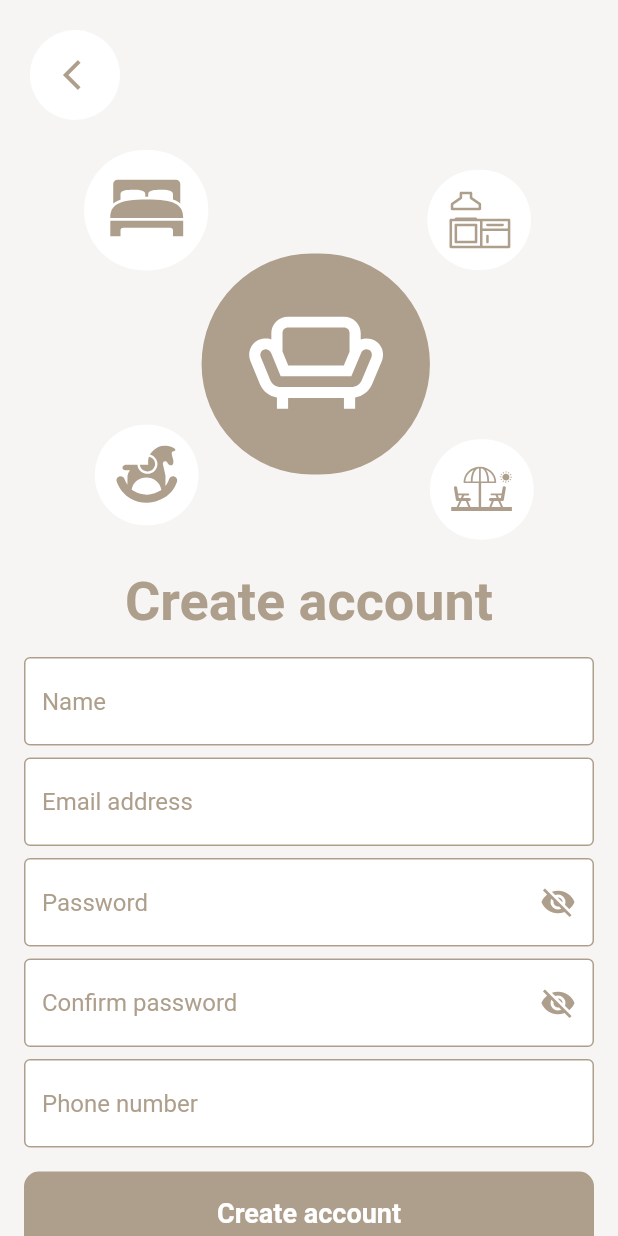
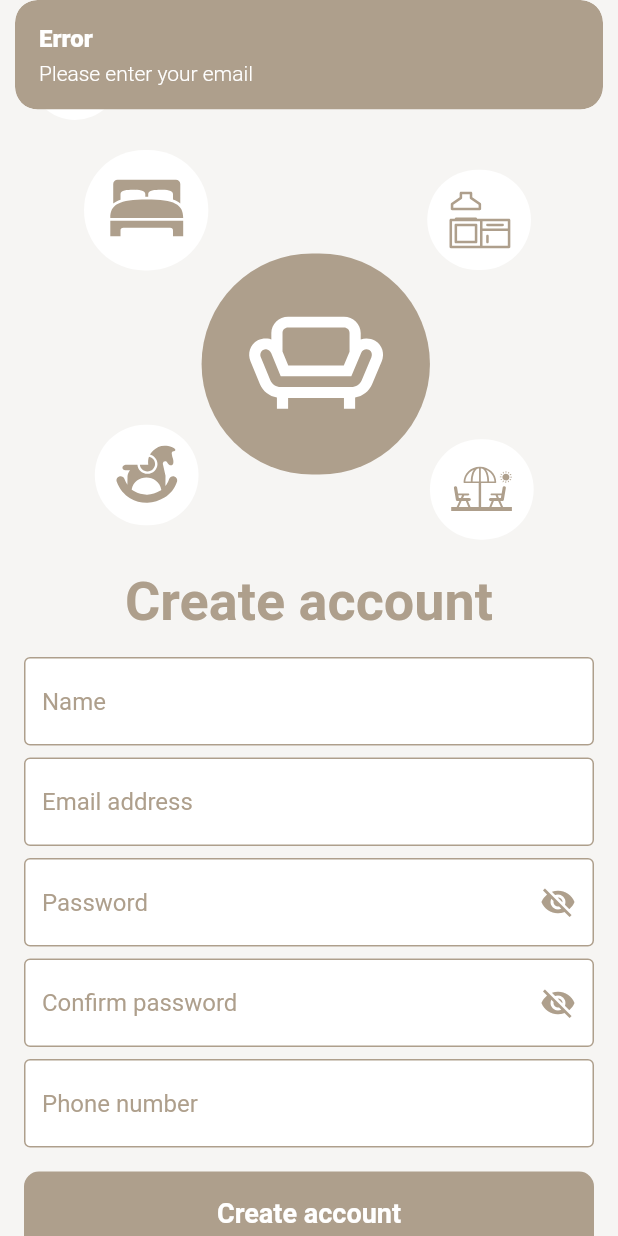
Before and after one commit to RakanW10/Furniture-Donation-App, a Flutter app: the SignUpPage screen opened by its route, after a tap on "Create account", on a phone screen of 412 x 824 dp. Run offline on Flutter 3.47's test engine with Material 2 defaults, Android fonts, the phone set to English and light mode, and no system bars; our stand-ins replace cloud_firestore, firebase_auth, firebase_core, flutter_svg, get, get_storage; accounts and stored records are empty.

Commit message:
Finished: Auth

```diff
--- /dev/null
+++ b/lib/API/Auth.dart
@@ -0,0 +1,47 @@
+import 'package:firebase_auth/firebase_auth.dart';
+
+class Auth {
+  static final FirebaseAuth _auth = FirebaseAuth.instance;
+
+  static Future<UserCredential> signUp({
+    required String emailAddress,
+    required String password,
+  }) async {
+    try {
+      final credential = await _auth.createUserWithEmailAndPassword(
+        email: emailAddress,
+        password: password,
+      );
+      return credential;
+    } catch (e) {
+      rethrow;
+    }
+  }
+
+  static Future<UserCredential> signIn({
+    required String emailAddress,
+    required String password,
+  }) async {
+    try {
+      final credential = await _auth.signInWithEmailAndPassword(
+        email: emailAddress,
+        password: password,
+      );
+      return credential;
+    } catch (e) {
+      rethrow;
+    }
+  }
+
+  // static Future<UserCredential> signInWithGoogle({
+  //   required String emailAddress,
+  //   required String password,
+  // }) async {
+  //   try {
+  //     final credential = await _auth.signInWithProvider(GoogleAuthProvider());
+  //     return credential;
+  //   } catch (e) {
+  //     rethrow;
+  //   }
+  // }
+}
--- a/lib/Controller/sign_up_controller.dart
+++ b/lib/Controller/sign_up_controller.dart
@@ -1,16 +1,95 @@
+import 'package:firebase_auth/firebase_auth.dart';
 import 'package:flutter/material.dart';
+import 'package:furniture_donation/API/auth.dart';
+import 'package:furniture_donation/API/database.dart';
+import 'package:furniture_donation/Model/app_user.dart';
+import 'package:furniture_donation/style.dart';
 import 'package:get/get.dart';
+import 'package:get_storage/get_storage.dart';
 
 class SignUpController extends GetxController {
   final isPasswordNotVisible = true.obs;
+  final isConfirmPasswordNotVisible = true.obs;
   late TextEditingController emailController;
   late TextEditingController passwordController;
   late TextEditingController confirmPasswordController;
   late TextEditingController nameController;
   late TextEditingController phoneNumberController;
+  late AppUser user;
 
   void changePasswordVisibility() {
     isPasswordNotVisible.value = !isPasswordNotVisible.value;
+  }
+
+  void changeConfirmPasswordVisibility() {
+    isConfirmPasswordNotVisible.value = !isConfirmPasswordNotVisible.value;
+  }
+
+  void signUp() async {
+    if (emailController.text.isEmpty) {
+      Get.snackbar(
+        "Error",
+        "Please enter your email",
+        colorText: Colors.white,
+        backgroundColor: AppColors.primary,
+      );
+    } else if (passwordController.text.isEmpty) {
+      Get.snackbar(
+        "Error",
+        "Please enter your password",
+        colorText: Colors.white,
+        backgroundColor: AppColors.primary,
+      );
+    } else if (confirmPasswordController.text.isEmpty) {
+      Get.snackbar(
+        "Error",
+        "Please enter your confirm password",
+        colorText: Colors.white,
+        backgroundColor: AppColors.primary,
+      );
+    } else if (nameController.text.isEmpty) {
+      Get.snackbar(
+        "Error",
+        "Please enter your name",
+        colorText: Colors.white,
+        backgroundColor: AppColors.primary,
+      );
+    } else if (phoneNumberController.text.isEmpty) {
+      Get.snackbar(
+        "Error",
+        "Please enter your phone number",
+        colorText: Colors.white,
+        backgroundColor: AppColors.primary,
+      );
+    } else if (passwordController.text != confirmPasswordController.text) {
+      Get.snackbar(
+        "Error",
+        "Password and confirm password does not match",
+        colorText: Colors.white,
+        backgroundColor: AppColors.primary,
+      );
+    } else {
+      try {
+        UserCredential userCredential = await Auth.signUp(
+          emailAddress: emailController.text,
+          password: passwordController.text,
+        );
+        user = AppUser(
+          uid: userCredential.user!.uid,
+          name: nameController.text,
+          emailAddress: emailController.text,
+          phoneNumber: phoneNumberController.text,
+        );
+        // Save user to local storage
+        GetStorage().write("user", user.toJson());
+        // Save user to firestore
+        DatabaseService.addUser(user: user);
+
+        Get.snackbar("Success", "Sign up successfully");
+      } on FirebaseAuthException catch (e) {
+        Get.snackbar("Error", e.message!);
+      }
+    }
   }
 
   @override
--- /dev/null
+++ b/lib/Model/app_user.dart
@@ -0,0 +1,32 @@
+class AppUser {
+  final String uid;
+  final String emailAddress;
+  final String name;
+  final String phoneNumber;
+
+  AppUser({
+    required this.uid,
+    required this.emailAddress,
+    required this.name,
+    required this.phoneNumber,
+
+  });
+
+  factory AppUser.fromJson(Map<String, dynamic> json) {
+    return AppUser(
+      uid: json['uid'],
+      emailAddress: json['emailAddress'],
+      name: json['name'],
+      phoneNumber: json['phoneNumber'],
+    );
+  }
+
+  toJson() {
+    return {
+      'uid': uid,
+      'emailAddress': emailAddress,
+      'name': name,
+      'phoneNumber': phoneNumber,
+    };
+  }
+}
--- a/lib/View/AuthPages/sign_up_page.dart
+++ b/lib/View/AuthPages/sign_up_page.dart
@@ -75,8 +75,9 @@ class SignUpPage extends GetView<SignUpController> {
                     controller: controller.confirmPasswordController,
                     hintText: "Confirm password",
                     isPassword: true,
-                    isPasswordNotVisible: controller.isPasswordNotVisible.value,
-                    onIconPressed: controller.changePasswordVisibility,
+                    isPasswordNotVisible:
+                        controller.isConfirmPasswordNotVisible.value,
+                    onIconPressed: controller.changeConfirmPasswordVisibility,
                   ),
                 ),
                 const SizedBox(height: 8),
@@ -87,9 +88,7 @@ class SignUpPage extends GetView<SignUpController> {
                 const SizedBox(height: 16),
                 MainBTN(
                   title: "Create account",
-                  onPressed: () {
-                    //TODO: Sign in
-                  },
+                  onPressed: controller.signUp,
                   isFilled: true,
                 ),
               ],
--- a/lib/View/Components/main_text_field.dart
+++ b/lib/View/Components/main_text_field.dart
@@ -19,6 +19,7 @@ class MainTextField extends StatelessWidget {
   @override
   Widget build(BuildContext context) {
     return TextField(
+      controller: controller,
       cursorColor: AppColors.primary,
       decoration: InputDecoration(
         hintText: hintText,
--- a/pubspec.yaml
+++ b/pubspec.yaml
@@ -16,6 +16,8 @@ dependencies:
   get_storage: ^2.1.1
   flutter_svg: ^2.0.6
   firebase_core: ^2.13.0
+  firebase_auth: ^4.6.1
+  cloud_firestore: ^4.7.1
 
 dev_dependencies:
   flutter_test:
```
Also changed, not shown: lib/API/database.dart (added, +23 -0 lines), lib/Controller/sign_in_controller.dart (+41 -1 lines), lib/View/AuthPages/sign_in_page.dart (+3 -5 lines), pubspec.lock, 2 other files.
